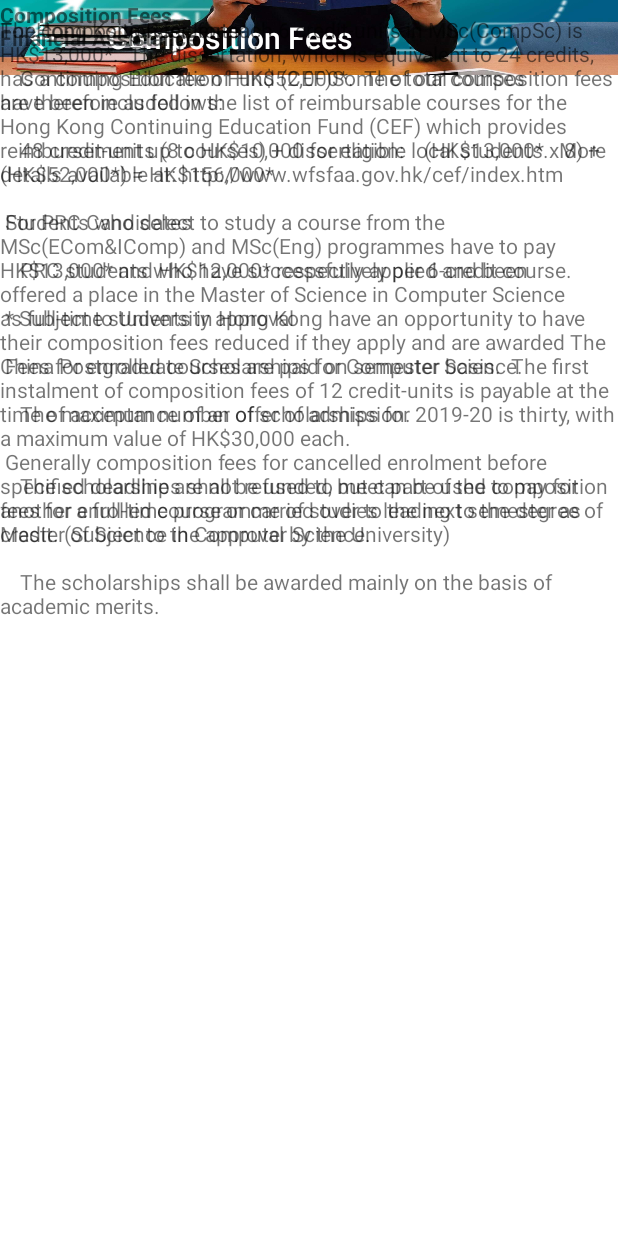
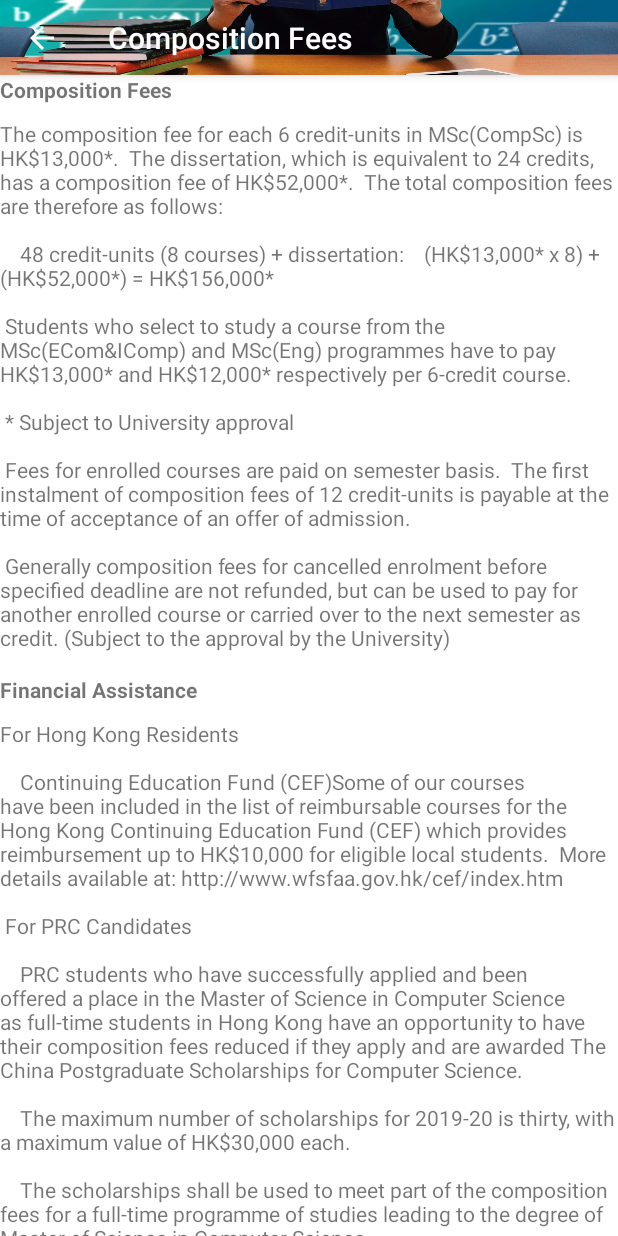
Before and after one commit to SmartPhoneGroup14/MSc, an Android app: the fragment FragmentFees placed in its activity, on a phone screen of 412 x 824 dp. Run offline under Robolectric (Android 15) with nearby library versions, the phone set to English and light mode, and no system bars; libraries missing offline, so code that uses them is left out: com.bigkoo.convenientbanner; 5 statements that could not run were skipped.

Commit message:
fix bugs

```diff
--- a/app/src/main/res/layout/fragment_fees.xml
+++ b/app/src/main/res/layout/fragment_fees.xml
@@ -6,6 +6,13 @@
     android:background="@android:color/white"
     android:fitsSystemWindows="true">
 
+    <android.support.design.widget.AppBarLayout
+        android:id="@+id/app_bar"
+        android:layout_width="match_parent"
+        android:layout_height="wrap_content"
+        android:background="@drawable/side_nav_bar"
+        android:theme="@style/AppTheme.AppBarOverlay">
+
         <android.support.v7.widget.Toolbar
             android:id="@+id/fragment_toolbar"
             android:layout_width="match_parent"
@@ -13,6 +20,19 @@
             android:background="@drawable/composite_fees"
             android:theme="@style/ThemeOverlay.AppCompat.Dark.ActionBar"
             app:popupTheme="@style/ThemeOverlay.AppCompat.Light" />
+
+    </android.support.design.widget.AppBarLayout>
+
+    <android.support.v4.widget.NestedScrollView
+        android:layout_width="match_parent"
+        android:layout_height="match_parent"
+        android:background="@android:color/white"
+        app:layout_behavior="@string/appbar_scrolling_view_behavior">
+
+        <LinearLayout
+            android:layout_width="match_parent"
+            android:layout_height="wrap_content"
+            android:orientation="vertical">
 
             <TextView
                 android:layout_width="match_parent"
@@ -36,5 +56,8 @@
                 android:layout_height="wrap_content"
                 android:layout_marginTop="10dp"
                 android:text="@string/Financial_Assistance"/>
+        </LinearLayout>
+    </android.support.v4.widget.NestedScrollView>
+
 
 </android.support.design.widget.CoordinatorLayout>
```
Also changed, not shown: app/src/main/res/layout/fragment_overview.xml (+19 -5 lines), app/src/main/res/layout/fragment_schedule.xml (+12 -8 lines). Lines whose indentation alone changed are shown as unchanged.
